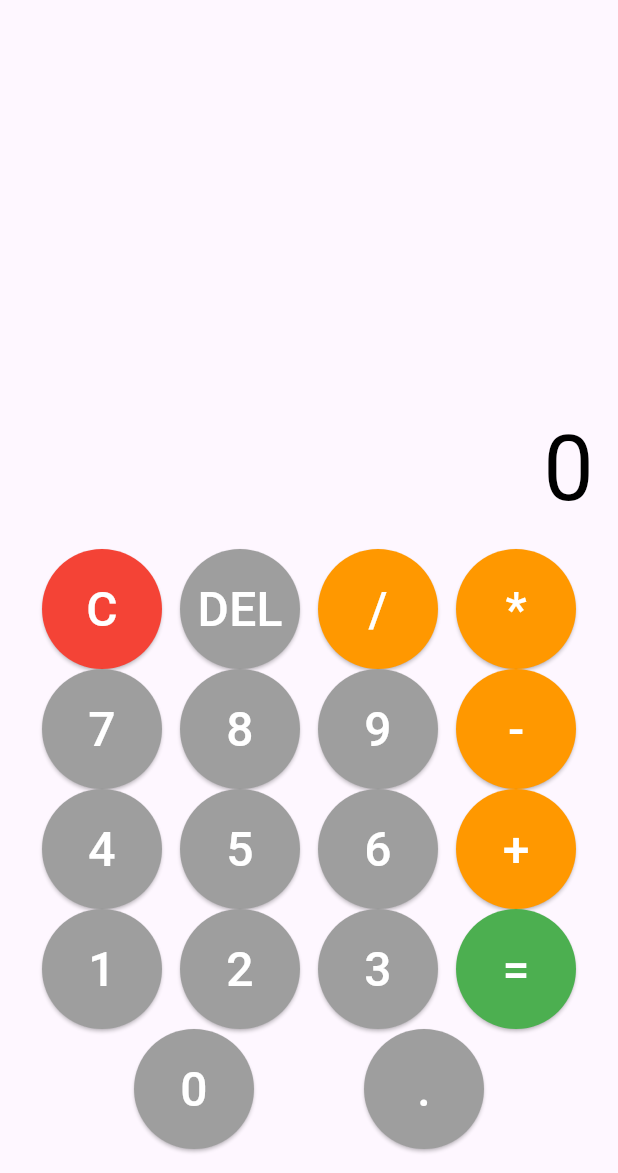
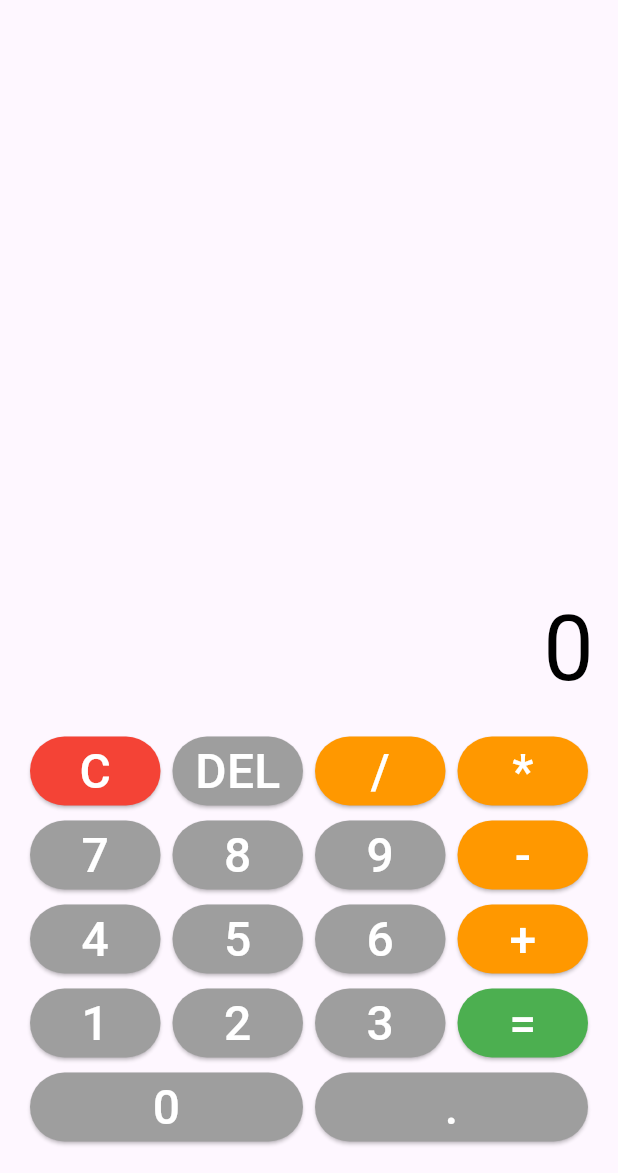
Before and after one commit to isabellaoliveira11/calculadora-web, a Flutter app: the screen it shows after launch, on a phone screen of 412 x 824 dp, the part 63-1236 px from its top. Run offline on Flutter 3.47's test engine with Material 3 defaults, Android fonts, the phone set to English and light mode, and no system bars; our stand-ins replace math_expressions.

Commit message:
Ajuste no código Dart para corrigir o layout da calculadora

```diff
--- a/lib/main.dart
+++ b/lib/main.dart
@@ -1,5 +1,5 @@
 import 'package:flutter/material.dart';
-import 'package:math_expressions/math_expressions.dart'; // Importando a biblioteca
+import 'package:math_expressions/math_expressions.dart';
 
 void main() {
   runApp(CalculadoraApp());
@@ -25,21 +25,17 @@ class CalculadoraPage extends StatefulWidget {
 }
 
 class _CalculadoraPageState extends State<CalculadoraPage> {
-  String _output = "0"; // Resultado da expressão
-  String _expression = ""; // Expressão sendo digitada
+  String _output = "0";
+  String _expression = "";
 
-  // Função que processa os botões
   void _onButtonPressed(String value) {
     setState(() {
       if (value == "=") {
-        // Avaliar a expressão matemática
         _evaluateExpression();
       } else if (value == "C") {
-        // Limpar a expressão
         _expression = "";
         _output = "0";
       } else if (value == "DEL") {
-        // Apagar o último caractere
         if (_expression.isNotEmpty) {
           _expression = _expression.substring(0, _expression.length - 1);
         }
@@ -51,13 +47,9 @@ class _CalculadoraPageState extends State<CalculadoraPage> {
 
   void _evaluateExpression() {
     try {
-      // Criar um analisador para a expressão
       Parser p = Parser();
       Expression exp = p.parse(_expression);
-
-      // Avaliar a expressão e obter o resultado
       double result = exp.evaluate(EvaluationType.REAL, ContextModel());
-
       setState(() {
         _output = result.toString();
       });
@@ -68,21 +60,24 @@ class _CalculadoraPageState extends State<CalculadoraPage> {
     }
   }
 
-  // Função para gerar os botões
   Widget _buildButton(String label, {Color color = Colors.grey}) {
-    return ElevatedButton(
+    return Expanded(
+      child: Padding(
+        padding: const EdgeInsets.all(4.0), // Ajuste o padding entre os botões
+        child: ElevatedButton(
           onPressed: () => _onButtonPressed(label),
           style: ElevatedButton.styleFrom(
-        backgroundColor: color, // Cor do botão
-        fixedSize: Size(80, 80), // Tamanho fixo do botão
+            backgroundColor: color,
             shape: RoundedRectangleBorder(
-          borderRadius: BorderRadius.circular(40), // Botões arredondados
+              borderRadius: BorderRadius.circular(40),
             ),
             padding: EdgeInsets.zero,
           ),
           child: Text(
             label,
             style: TextStyle(fontSize: 32, color: Colors.white),
+          ),
+        ),
       ),
     );
   }
@@ -119,46 +114,41 @@ class _CalculadoraPageState extends State<CalculadoraPage> {
             Column(
               children: [
                 Row(
-                  mainAxisAlignment: MainAxisAlignment.spaceEvenly,
                   children: [
-                    _buildButton("C", color: Colors.red), // Limpar
-                    _buildButton("DEL", color: Colors.grey), // Apagar
-                    _buildButton("/", color: Colors.orange), // Divisão
-                    _buildButton("*", color: Colors.orange), // Multiplicação
+                    _buildButton("C", color: Colors.red),
+                    _buildButton("DEL", color: Colors.grey),
+                    _buildButton("/", color: Colors.orange),
+                    _buildButton("*", color: Colors.orange),
                   ],
                 ),
                 Row(
-                  mainAxisAlignment: MainAxisAlignment.spaceEvenly,
                   children: [
                     _buildButton("7"),
                     _buildButton("8"),
                     _buildButton("9"),
-                    _buildButton("-", color: Colors.orange), // Subtração
+                    _buildButton("-", color: Colors.orange),
                   ],
                 ),
                 Row(
-                  mainAxisAlignment: MainAxisAlignment.spaceEvenly,
                   children: [
                     _buildButton("4"),
                     _buildButton("5"),
                     _buildButton("6"),
-                    _buildButton("+", color: Colors.orange), // Soma
+                    _buildButton("+", color: Colors.orange),
                   ],
                 ),
                 Row(
-                  mainAxisAlignment: MainAxisAlignment.spaceEvenly,
                   children: [
                     _buildButton("1"),
                     _buildButton("2"),
                     _buildButton("3"),
-                    _buildButton("=", color: Colors.green), // Resultado
+                    _buildButton("=", color: Colors.green),
                   ],
                 ),
                 Row(
-                  mainAxisAlignment: MainAxisAlignment.spaceEvenly,
                   children: [
                     _buildButton("0"),
-                    _buildButton(".", color: Colors.grey), // Ponto
+                    _buildButton(".", color: Colors.grey),
                   ],
                 ),
               ],
```
Lines whose indentation alone changed are shown as unchanged.
